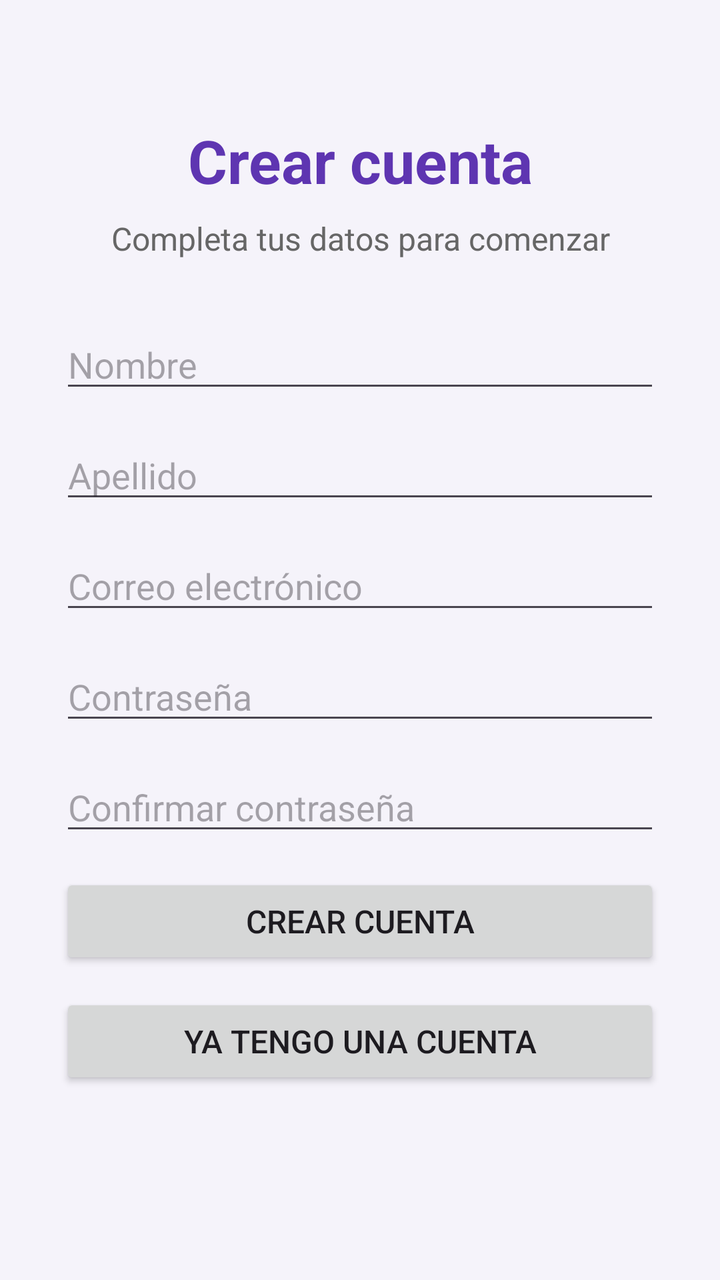
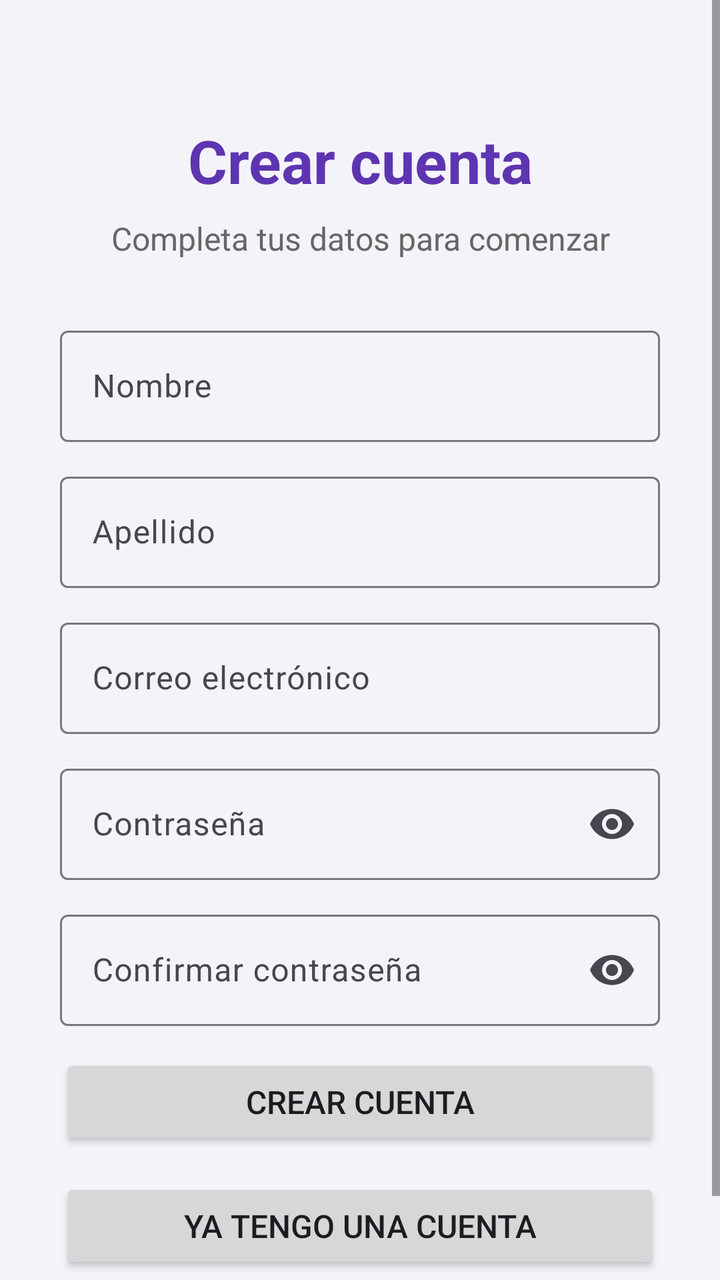

Screens rendered from an Android XML layout before and after an edit, with the pre-edit source and the edit as a unified diff.
<!-- AndroidManifest.xml: application theme Theme.QuizMaster -->
<!-- res/layout/activity_registro.xml -->
<?xml version="1.0" encoding="utf-8"?>
<ScrollView
    xmlns:android="http://schemas.android.com/apk/res/android"
    android:layout_width="match_parent"
    android:layout_height="match_parent"
    android:background="#F5F3FA">

    <LinearLayout
        android:layout_width="match_parent"
        android:layout_height="wrap_content"
        android:orientation="vertical"
        android:padding="30dp">

        <TextView
            android:layout_width="match_parent"
            android:layout_height="wrap_content"
            android:text="Crear cuenta"
            android:textSize="30sp"
            android:textStyle="bold"
            android:textColor="#5E35B1"
            android:gravity="center"
            android:layout_marginTop="30dp"
            android:layout_marginBottom="8dp" />

        <TextView
            android:layout_width="match_parent"
            android:layout_height="wrap_content"
            android:text="Completa tus datos para comenzar"
            android:textSize="16sp"
            android:textColor="#666666"
            android:gravity="center"
            android:layout_marginBottom="30dp" />

        <EditText
            android:id="@+id/campoNombre"
            android:layout_width="match_parent"
            android:layout_height="wrap_content"
            android:hint="Nombre"
            android:inputType="textPersonName"
            android:layout_marginBottom="14dp" />

        <EditText
            android:id="@+id/campoApellido"
            android:layout_width="match_parent"
            android:layout_height="wrap_content"
            android:hint="Apellido"
            android:inputType="textPersonName"
            android:layout_marginBottom="14dp" />

        <EditText
            android:id="@+id/campoCorreoRegistro"
            android:layout_width="match_parent"
            android:layout_height="wrap_content"
            android:hint="Correo electrónico"
            android:inputType="textEmailAddress"
            android:autofillHints="emailAddress"
            android:layout_marginBottom="14dp" />

        <EditText
            android:id="@+id/campoContrasenaRegistro"
            android:layout_width="match_parent"
            android:layout_height="wrap_content"
            android:hint="Contraseña"
            android:inputType="textPassword"
            android:autofillHints="newPassword"
            android:layout_marginBottom="14dp" />

        <EditText
            android:id="@+id/campoConfirmarContrasena"
            android:layout_width="match_parent"
            android:layout_height="wrap_content"
            android:hint="Confirmar contraseña"
            android:inputType="textPassword"
            android:autofillHints="newPassword"
            android:layout_marginBottom="14dp" />

        <TextView
            android:id="@+id/textoErrorRegistro"
            android:layout_width="match_parent"
            android:layout_height="wrap_content"
            android:text=""
            android:textSize="14sp"
            android:visibility="gone"
            android:layout_marginBottom="12dp" />

        <Button
            android:id="@+id/botonRegistrarse"
            android:layout_width="match_parent"
            android:layout_height="wrap_content"
            android:text="Crear cuenta"
            android:textSize="16sp"
            android:layout_marginBottom="12dp" />

        <Button
            android:id="@+id/botonVolverLogin"
            android:layout_width="match_parent"
            android:layout_height="wrap_content"
            android:text="Ya tengo una cuenta"
            android:textSize="16sp" />

        <ProgressBar
            android:id="@+id/progresoRegistro"
            android:layout_width="wrap_content"
            android:layout_height="wrap_content"
            android:layout_gravity="center_horizontal"
            android:visibility="gone"
            android:layout_marginTop="20dp" />

    </LinearLayout>

</ScrollView>
<!-- resources referenced by this layout -->
<resources>
  <style name="Theme.QuizMaster" parent="Base.Theme.QuizMaster" />
  <style name="Base.Theme.QuizMaster" parent="Theme.Material3.DayNight.NoActionBar">
          
          
      </style>
</resources>

<!-- the commit's change to res/layout/activity_registro.xml (unified diff, before → after) -->
@@ -1,6 +1,7 @@
 <?xml version="1.0" encoding="utf-8"?>
 <ScrollView
     xmlns:android="http://schemas.android.com/apk/res/android"
+    xmlns:app="http://schemas.android.com/apk/res-auto"
     android:layout_width="match_parent"
     android:layout_height="match_parent"
     android:background="#F5F3FA">
@@ -31,57 +32,90 @@
             android:gravity="center"
             android:layout_marginBottom="30dp" />
 
-        <EditText
-            android:id="@+id/campoNombre"
+        <com.google.android.material.textfield.TextInputLayout
             android:layout_width="match_parent"
             android:layout_height="wrap_content"
             android:hint="Nombre"
-            android:inputType="textPersonName"
-            android:layout_marginBottom="14dp" />
+            android:layout_marginBottom="12dp">
 
-        <EditText
-            android:id="@+id/campoApellido"
+            <com.google.android.material.textfield.TextInputEditText
+                android:id="@+id/campoNombre"
+                android:layout_width="match_parent"
+                android:layout_height="wrap_content"
+                android:inputType="textPersonName" />
+
+        </com.google.android.material.textfield.TextInputLayout>
+
+        <com.google.android.material.textfield.TextInputLayout
             android:layout_width="match_parent"
             android:layout_height="wrap_content"
             android:hint="Apellido"
-            android:inputType="textPersonName"
-            android:layout_marginBottom="14dp" />
+            android:layout_marginBottom="12dp">
 
-        <EditText
-            android:id="@+id/campoCorreoRegistro"
+            <com.google.android.material.textfield.TextInputEditText
+                android:id="@+id/campoApellido"
+                android:layout_width="match_parent"
+                android:layout_height="wrap_content"
+                android:inputType="textPersonName" />
+
+        </com.google.android.material.textfield.TextInputLayout>
+
+        <com.google.android.material.textfield.TextInputLayout
             android:layout_width="match_parent"
             android:layout_height="wrap_content"
             android:hint="Correo electrónico"
-            android:inputType="textEmailAddress"
-            android:autofillHints="emailAddress"
-            android:layout_marginBottom="14dp" />
+            android:layout_marginBottom="12dp">
 
-        <EditText
-            android:id="@+id/campoContrasenaRegistro"
+            <com.google.android.material.textfield.TextInputEditText
+                android:id="@+id/campoCorreoRegistro"
+                android:layout_width="match_parent"
+                android:layout_height="wrap_content"
+                android:inputType="textEmailAddress"
+                android:autofillHints="emailAddress" />
+
+        </com.google.android.material.textfield.TextInputLayout>
+
+        <com.google.android.material.textfield.TextInputLayout
             android:layout_width="match_parent"
             android:layout_height="wrap_content"
             android:hint="Contraseña"
-            android:inputType="textPassword"
-            android:autofillHints="newPassword"
-            android:layout_marginBottom="14dp" />
+            android:layout_marginBottom="12dp"
+            app:endIconMode="password_toggle">
 
-        <EditText
-            android:id="@+id/campoConfirmarContrasena"
+            <com.google.android.material.textfield.TextInputEditText
+                android:id="@+id/campoContrasenaRegistro"
+                android:layout_width="match_parent"
+                android:layout_height="wrap_content"
+                android:inputType="textPassword"
+                android:autofillHints="newPassword" />
+
+        </com.google.android.material.textfield.TextInputLayout>
+
+        <com.google.android.material.textfield.TextInputLayout
             android:layout_width="match_parent"
             android:layout_height="wrap_content"
             android:hint="Confirmar contraseña"
-            android:inputType="textPassword"
-            android:autofillHints="newPassword"
-            android:layout_marginBottom="14dp" />
+            android:layout_marginBottom="14dp"
+            app:endIconMode="password_toggle">
+
+            <com.google.android.material.textfield.TextInputEditText
+                android:id="@+id/campoConfirmarContrasena"
+                android:layout_width="match_parent"
+                android:layout_height="wrap_content"
+                android:inputType="textPassword"
+                android:autofillHints="newPassword" />
+
+        </com.google.android.material.textfield.TextInputLayout>
 
         <TextView
             android:id="@+id/textoErrorRegistro"
             android:layout_width="match_parent"
             android:layout_height="wrap_content"
             android:text=""
+            android:textColor="#B00020"
             android:textSize="14sp"
             android:visibility="gone"
-            android:layout_marginBottom="12dp" />
+            android:layout_marginBottom="14dp" />
 
         <Button
             android:id="@+id/botonRegistrarse"
@@ -89,22 +123,22 @@
             android:layout_height="wrap_content"
             android:text="Crear cuenta"
             android:textSize="16sp"
-            android:layout_marginBottom="12dp" />
+            android:layout_marginBottom="14dp" />
 
         <Button
             android:id="@+id/botonVolverLogin"
             android:layout_width="match_parent"
             android:layout_height="wrap_content"
             android:text="Ya tengo una cuenta"
-            android:textSize="16sp" />
+            android:textSize="16sp"
+            android:layout_marginBottom="18dp" />
 
         <ProgressBar
             android:id="@+id/progresoRegistro"
             android:layout_width="wrap_content"
             android:layout_height="wrap_content"
             android:layout_gravity="center_horizontal"
-            android:visibility="gone"
-            android:layout_marginTop="20dp" />
+            android:visibility="gone" />
 
     </LinearLayout>
 
